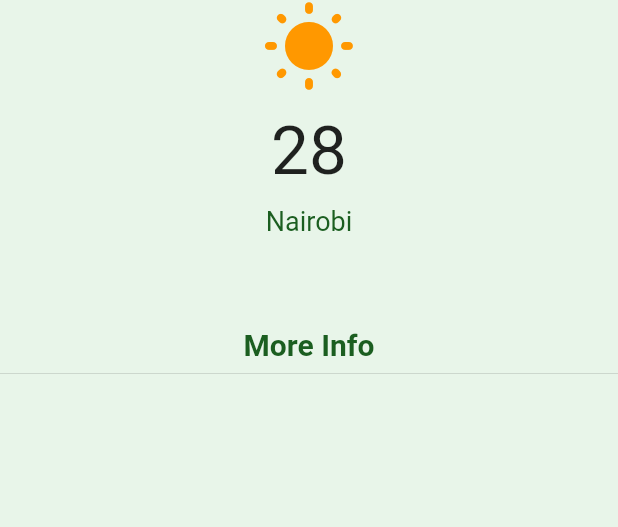
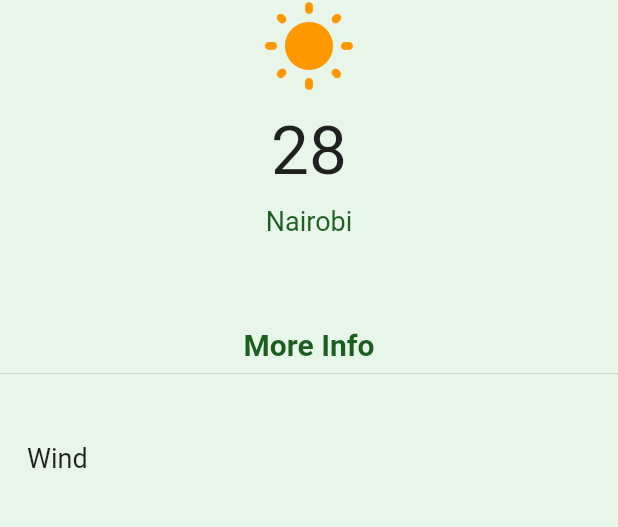
Before and after one commit to johnmaxnew/Flutter-Weather-App, a Flutter app: the screen it shows after launch, on a phone screen of 412 x 824 dp, the part 84-611 px from its top. Run offline on Flutter 3.47's test engine with Material 2 defaults, Android fonts, the phone set to English and light mode, and no system bars.

Commit message:
modified widgets

```diff
--- a/lib/main.dart
+++ b/lib/main.dart
@@ -2,6 +2,7 @@ import 'dart:ui';
 
 import 'package:flutter/material.dart';
 import 'package:weather_app/views/current_weather.dart';
+import 'package:weather_app/views/more_info.dart';
 
 void main() {
   runApp(MyApp());
@@ -63,6 +64,7 @@ class _HomePageState extends State<HomePage> {
           Divider(),
           SizedBox(height: 20,),
           // More info widget
+          moreInfo('24', '2', '1014', '25.0'),
         ],
       ),
     );
--- a/lib/views/more_info.dart
+++ b/lib/views/more_info.dart
@@ -8,6 +8,27 @@ Widget moreInfo(String wind, String humidity, String pressure, String feels_like
     child: Column(
       mainAxisAlignment: MainAxisAlignment.center,
       crossAxisAlignment: CrossAxisAlignment.center,
+      children: [
+        Row(
+          mainAxisAlignment: MainAxisAlignment.spaceBetween,
+          crossAxisAlignment: CrossAxisAlignment.center,
+          children: [
+            Column(
+              mainAxisAlignment: MainAxisAlignment.start,
+              crossAxisAlignment: CrossAxisAlignment.start,
+              children: [
+                Text(
+                  "Wind",
+                  style: TextStyle(
+                    fontSize: 18,
+                    fontWeight: FontWeight.w400
+                  ),
+                ),
+              ],
+            )
+          ],
+        )
+      ],
     ),
   );
 }
```
